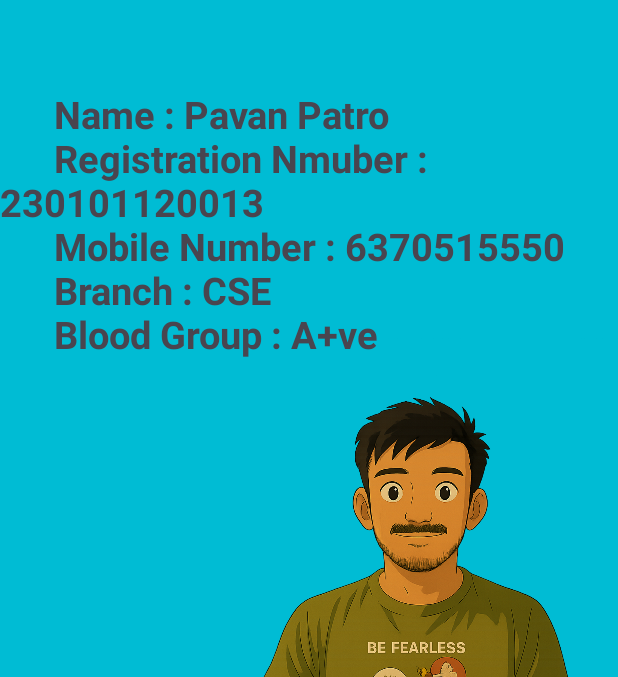
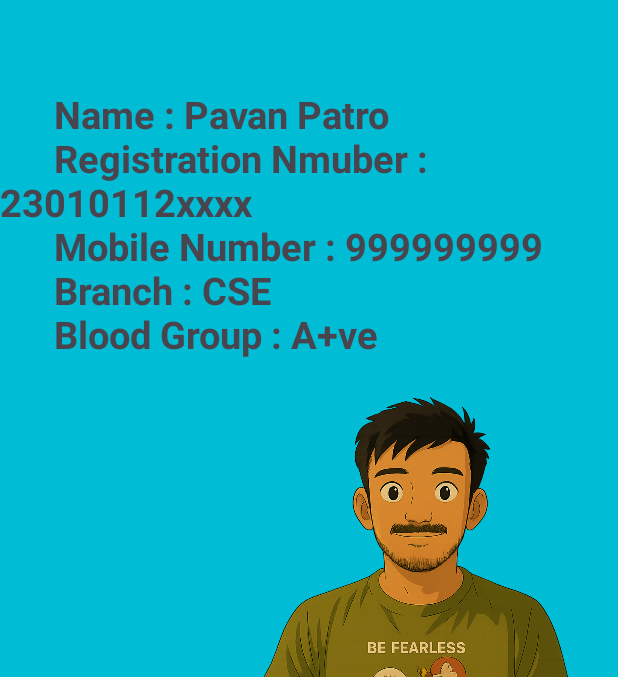
Before and after one commit to pavanO5/ID-Card-Manager-, an Android app: the MainActivity2 screen opened directly, with no data from a screen before it, on a phone screen of 412 x 824 dp, the part 135-812 px from its top. Run offline under Robolectric (Android 15) with nearby library versions, the phone set to English and light mode, and no system bars.

Commit message:
Update activity_main2.xml

```diff
--- a/app/src/main/res/layout/activity_main2.xml
+++ b/app/src/main/res/layout/activity_main2.xml
@@ -38,7 +38,7 @@
         android:layout_height="match_parent"
         android:layout_marginTop="90dp"
         android:background="#00BCD4"
-        android:text="\n\n      Name : Pavan Patro \n      Registration Nmuber : 230101120013 \n      Mobile Number : 6370515550 \n      Branch : CSE     \n      Blood Group : A+ve "
+        android:text="\n\n      Name : Pavan Patro \n      Registration Nmuber : 23010112xxxx \n      Mobile Number : 999999999 \n      Branch : CSE     \n      Blood Group : A+ve "
         android:textSize="25dp"
         android:textStyle="bold"
         tools:layout_editor_absoluteX="132dp"
```
